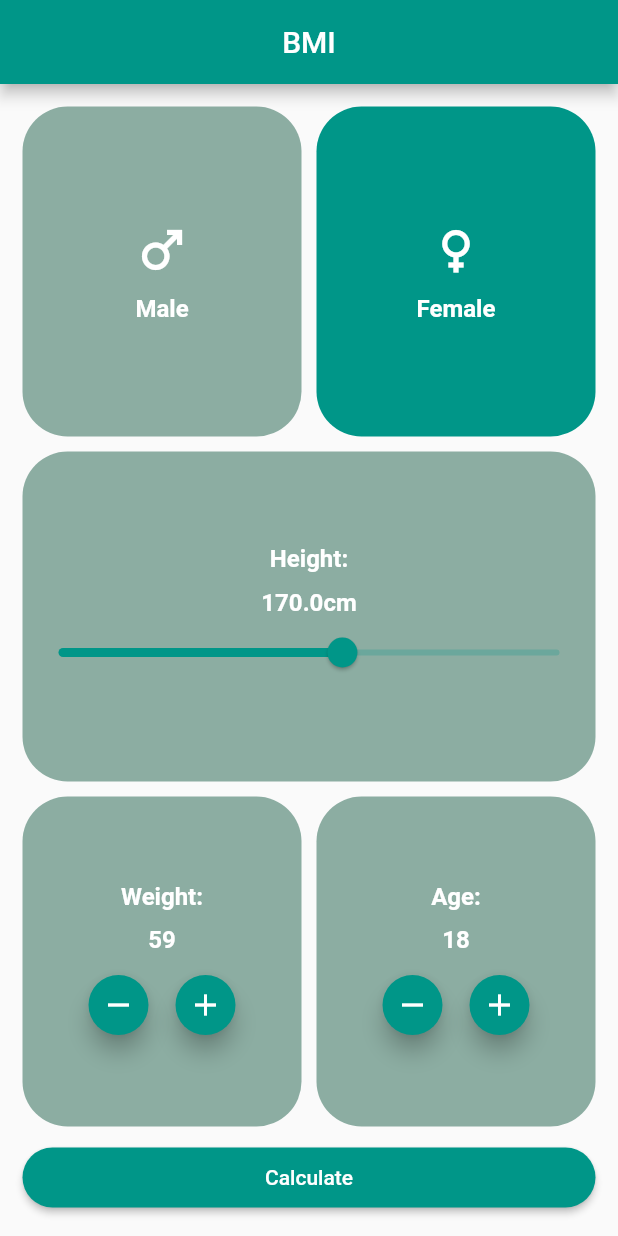
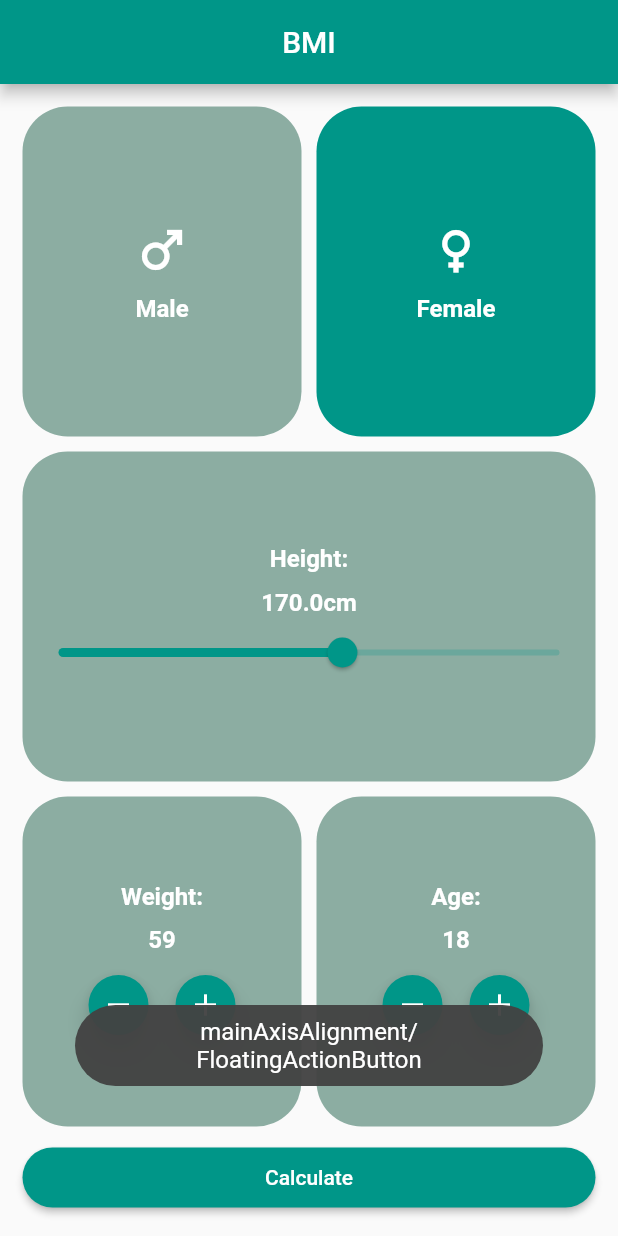
Before and after one commit to AyoubFrihaoui/BMI-DEMO-Flutter, a Flutter app: the screen it shows after launch, after a tap on the "remove" icon, on a phone screen of 412 x 824 dp. Run offline on Flutter 3.47's test engine with Material 2 defaults, Android fonts, the phone set to English and light mode, and no system bars; our stand-ins replace flutter_styled_toast.

Commit message:
toast demoed

```diff
--- a/bmi_demo/lib/home.dart
+++ b/bmi_demo/lib/home.dart
@@ -3,6 +3,7 @@ import 'dart:math';
 import 'package:bmi_demo/result.dart';
 import 'package:flutter/material.dart';
 import 'package:flutter/rendering.dart';
+import 'package:flutter_styled_toast/flutter_styled_toast.dart';
 
 const interSpace = 10.0;
 const framePadding = 15.0;
@@ -239,6 +240,19 @@ class _HomeState extends State<Home> {
         FloatingActionButton(
           heroTag: '$varr -',
           onPressed: () {
+            showToast('mainAxisAlignment/FloatingActionButton',
+                context: context,
+                borderRadius: BorderRadius.circular(40),
+                textPadding: EdgeInsets.fromLTRB(15, 8, 15, 8),
+                animation: StyledToastAnimation.scale,
+                reverseAnimation: StyledToastAnimation.fade,
+                position: StyledToastPosition(
+                    align: Alignment.bottomCenter, offset: 100.0),
+                animDuration: Duration(milliseconds: 500),
+                duration: Duration(seconds: 2),
+                curve: Curves.elasticOut,
+                reverseCurve: Curves.linear,
+                backgroundColor: Color.fromARGB(244, 66, 66, 66));
             setState(() {
               switch (varr) {
                 case 'weight':
--- a/bmi_demo/pubspec.yaml
+++ b/bmi_demo/pubspec.yaml
@@ -49,6 +49,7 @@ dev_dependencies:
   # rules and activating additional ones.
   flutter_lints: ^2.0.0
   flutter_launcher_icons: ^0.13.1
+  flutter_styled_toast: ^2.1.3
 # For information on the generic Dart part of this file, see the
 # following page: https://dart.dev/tools/pub/pubspec
 flutter_launcher_icons:
```
Also changed, not shown: bmi_demo/pubspec.lock.
